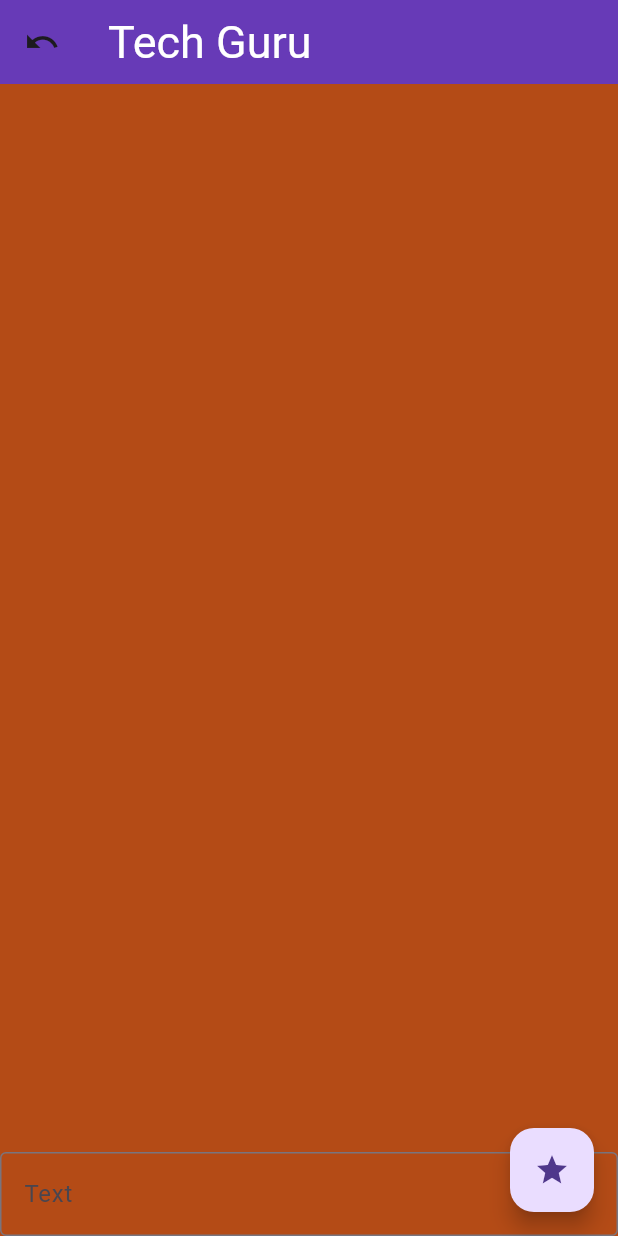
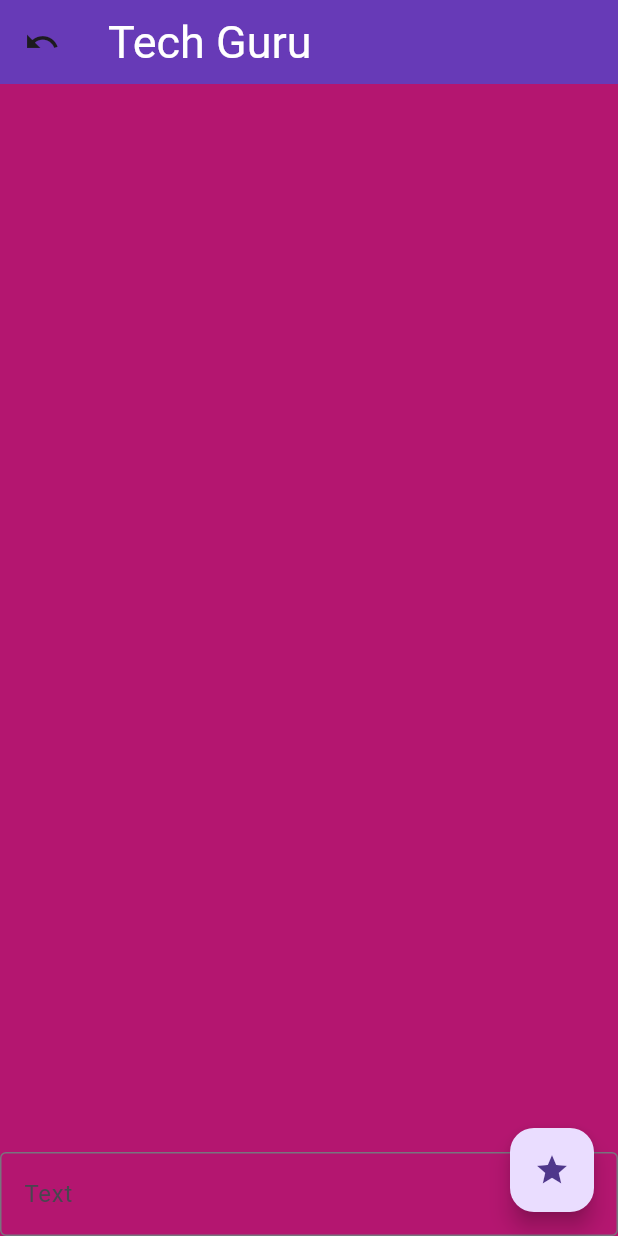
Before and after one commit to ashir227/Todo-App-Classes, a Flutter app: the screen it shows after launch, on a phone screen of 412 x 824 dp. Run offline on Flutter 3.47's test engine with Material 3 defaults, Android fonts, the phone set to English and light mode, and no system bars.

Commit message:
color change4

```diff
--- a/lib/todo.dart
+++ b/lib/todo.dart
@@ -32,7 +32,7 @@ class _TodoAppState extends State<TodoApp> {
       body: Container(
         height: double.infinity,
         width: double.infinity,
-        color: const Color.fromARGB(255, 180, 75, 22),
+        color: const Color.fromARGB(255, 180, 22, 112),
         child: Column(
           children: [
             Expanded(
```
